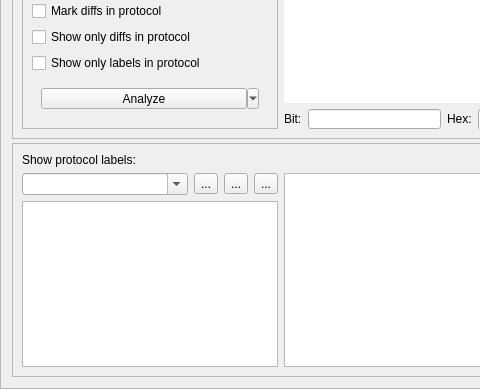
This is ui/analysis_frame.ui in jopohl/urh as Qt 5 draws it before an edit; both pictures show x 0 to 480 and y 518 to 907 of the 1113 by 907 pixel window. The edited form follows.
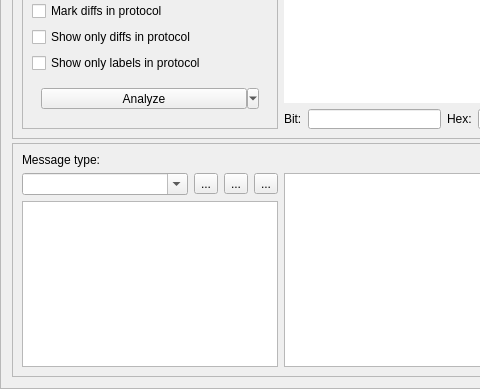
This is the edited form. Icons and pictures are not drawn. Custom widgets are drawn as their Qt base class.

What changed in the file:
```diff
--- a/ui/analysis_frame.ui
+++ b/ui/analysis_frame.ui
@@ -856,7 +856,7 @@
           </sizepolicy>
          </property>
          <property name="text">
-          <string>Show protocol labels:</string>
+          <string>Message type:</string>
          </property>
         </widget>
        </item>
```
